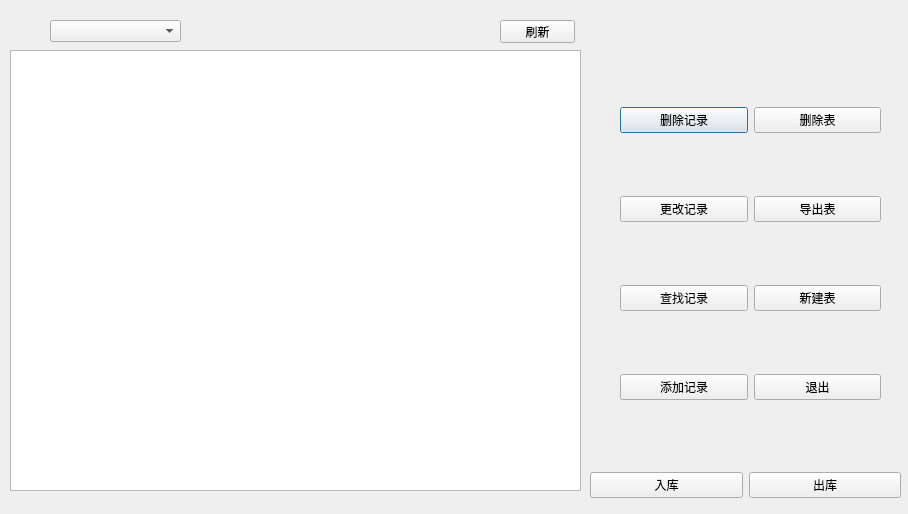
Qt form manage.ui (WULINYOU/qt_Remote_warehouse_management_system) before a commit.
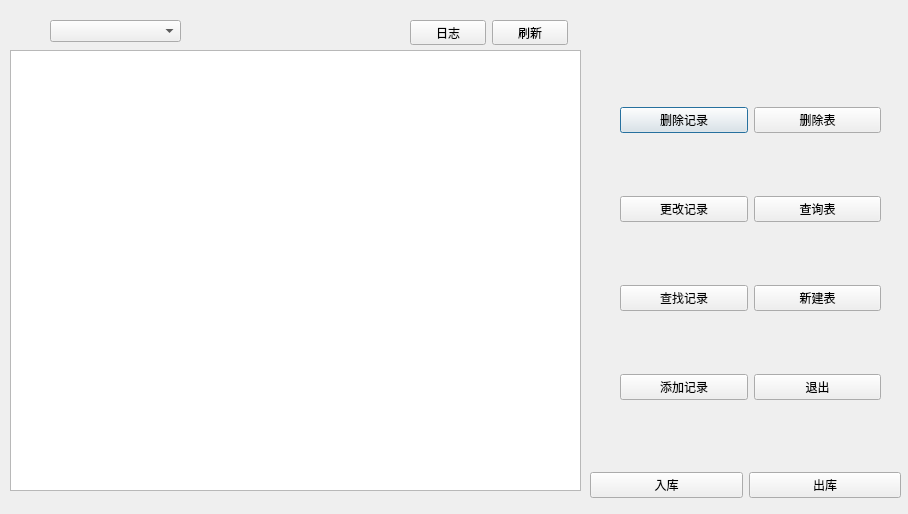
The same form after that commit.

Commit message: 查询完成，日志未完成

What changed in the file:
```diff
--- a/manage.ui
+++ b/manage.ui
@@ -73,7 +73,7 @@
       <item>
        <widget class="QPushButton" name="export_table">
         <property name="text">
-         <string>导出表</string>
+         <string>查询表</string>
         </property>
        </widget>
       </item>
@@ -130,19 +130,6 @@
     <string/>
    </property>
   </widget>
-  <widget class="QPushButton" name="refresh">
-   <property name="geometry">
-    <rect>
-     <x>500</x>
-     <y>20</y>
-     <width>75</width>
-     <height>23</height>
-    </rect>
-   </property>
-   <property name="text">
-    <string>刷新</string>
-   </property>
-  </widget>
   <widget class="QWidget" name="layoutWidget">
    <property name="geometry">
     <rect>
@@ -169,6 +156,32 @@
     </item>
    </layout>
   </widget>
+  <widget class="QWidget" name="">
+   <property name="geometry">
+    <rect>
+     <x>410</x>
+     <y>20</y>
+     <width>158</width>
+     <height>25</height>
+    </rect>
+   </property>
+   <layout class="QHBoxLayout" name="horizontalLayout_6">
+    <item>
+     <widget class="QPushButton" name="journal">
+      <property name="text">
+       <string>日志</string>
+      </property>
+     </widget>
+    </item>
+    <item>
+     <widget class="QPushButton" name="refresh">
+      <property name="text">
+       <string>刷新</string>
+      </property>
+     </widget>
+    </item>
+   </layout>
+  </widget>
  </widget>
  <resources/>
  <connections/>
```
Left out of the diff: 2 changed lines with no effect on the pictures. The commit also changes 56 other files.
